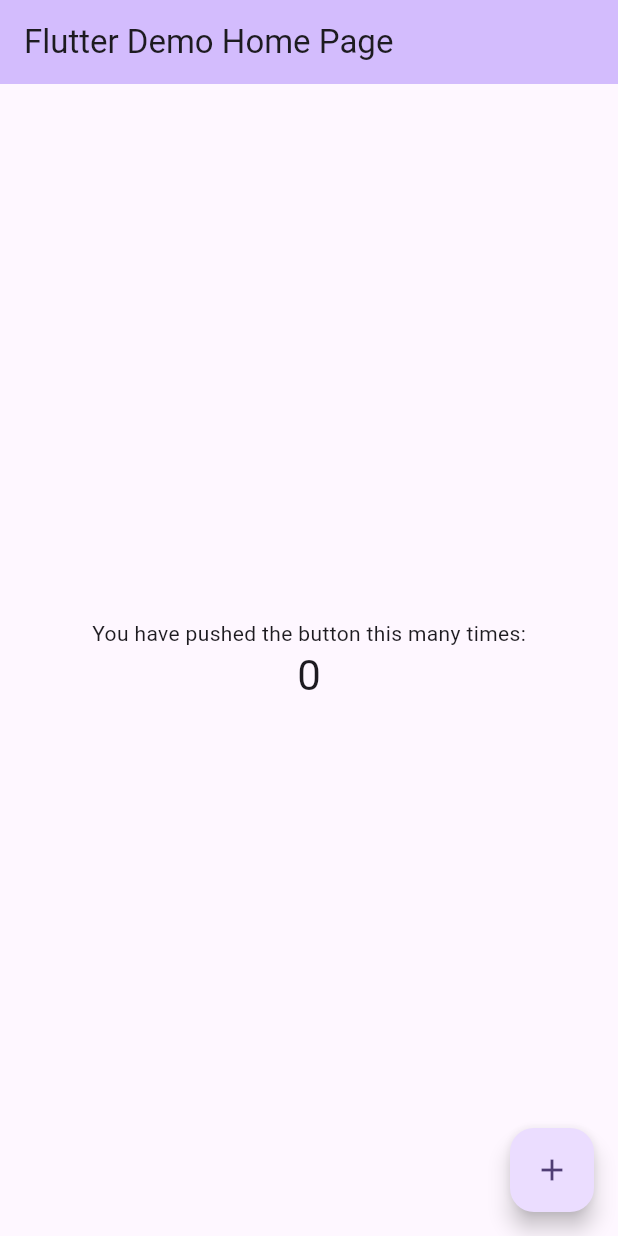
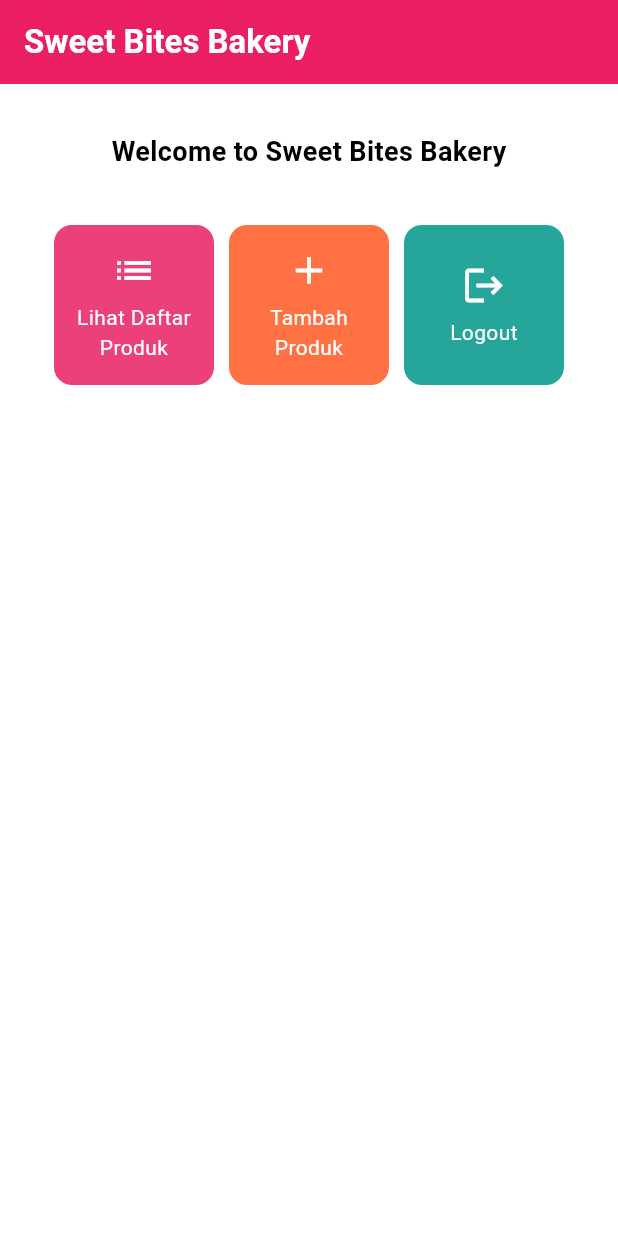
Before and after one commit to amirahsetiadji/sweet-bites-bakery-mobile, a Flutter app: the screen it shows after launch, on a phone screen of 412 x 824 dp. Run offline on Flutter 3.47's test engine with Material 3 defaults, Android fonts, the phone set to English and light mode, and no system bars.

Commit message:
tugas 7 donee

```diff
--- a/lib/main.dart
+++ b/lib/main.dart
@@ -1,3 +1,4 @@
+import 'package:sweet_bites_bakery/menu.dart';
 import 'package:flutter/material.dart';
 
 void main() {
@@ -7,119 +8,17 @@ void main() {
 class MyApp extends StatelessWidget {
   const MyApp({super.key});
 
-  // This widget is the root of your application.
   @override
   Widget build(BuildContext context) {
     return MaterialApp(
-      title: 'Flutter Demo',
+      title: 'Sweet Bites Bakery',
       theme: ThemeData(
-        // This is the theme of your application.
-        //
-        // TRY THIS: Try running your application with "flutter run". You'll see
-        // the application has a purple toolbar. Then, without quitting the app,
-        // try changing the seedColor in the colorScheme below to Colors.green
-        // and then invoke "hot reload" (save your changes or press the "hot
-        // reload" button in a Flutter-supported IDE, or press "r" if you used
-        // the command line to start the app).
-        //
-        // Notice that the counter didn't reset back to zero; the application
-        // state is not lost during the reload. To reset the state, use hot
-        // restart instead.
-        //
-        // This works for code too, not just values: Most code changes can be
-        // tested with just a hot reload.
-        colorScheme: ColorScheme.fromSeed(seedColor: Colors.deepPurple),
+        colorScheme: ColorScheme.fromSwatch(
+          primarySwatch: Colors.pink,
+        ).copyWith(secondary: Colors.orange),
         useMaterial3: true,
       ),
-      home: const MyHomePage(title: 'Flutter Demo Home Page'),
+      home: const MyHomePage(),
     );
   }
 }
-
-class MyHomePage extends StatefulWidget {
-  const MyHomePage({super.key, required this.title});
-
-  // This widget is the home page of your application. It is stateful, meaning
-  // that it has a State object (defined below) that contains fields that affect
-  // how it looks.
-
-  // This class is the configuration for the state. It holds the values (in this
-  // case the title) provided by the parent (in this case the App widget) and
-  // used by the build method of the State. Fields in a Widget subclass are
-  // always marked "final".
-
-  final String title;
-
-  @override
-  State<MyHomePage> createState() => _MyHomePageState();
-}
-
-class _MyHomePageState extends State<MyHomePage> {
-  int _counter = 0;
-
-  void _incrementCounter() {
-    setState(() {
-      // This call to setState tells the Flutter framework that something has
-      // changed in this State, which causes it to rerun the build method below
-      // so that the display can reflect the updated values. If we changed
-      // _counter without calling setState(), then the build method would not be
-      // called again, and so nothing would appear to happen.
-      _counter++;
-    });
-  }
-
-  @override
-  Widget build(BuildContext context) {
-    // This method is rerun every time setState is called, for instance as done
-    // by the _incrementCounter method above.
-    //
-    // The Flutter framework has been optimized to make rerunning build methods
-    // fast, so that you can just rebuild anything that needs updating rather
-    // than having to individually change instances of widgets.
-    return Scaffold(
-      appBar: AppBar(
-        // TRY THIS: Try changing the color here to a specific color (to
-        // Colors.amber, perhaps?) and trigger a hot reload to see the AppBar
-        // change color while the other colors stay the same.
-        backgroundColor: Theme.of(context).colorScheme.inversePrimary,
-        // Here we take the value from the MyHomePage object that was created by
-        // the App.build method, and use it to set our appbar title.
-        title: Text(widget.title),
-      ),
-      body: Center(
-        // Center is a layout widget. It takes a single child and positions it
-        // in the middle of the parent.
-        child: Column(
-          // Column is also a layout widget. It takes a list of children and
-          // arranges them vertically. By default, it sizes itself to fit its
-          // children horizontally, and tries to be as tall as its parent.
-          //
-          // Column has various properties to control how it sizes itself and
-          // how it positions its children. Here we use mainAxisAlignment to
-          // center the children vertically; the main axis here is the vertical
-          // axis because Columns are vertical (the cross axis would be
-          // horizontal).
-          //
-          // TRY THIS: Invoke "debug painting" (choose the "Toggle Debug Paint"
-          // action in the IDE, or press "p" in the console), to see the
-          // wireframe for each widget.
-          mainAxisAlignment: MainAxisAlignment.center,
-          children: <Widget>[
-            const Text(
-              'You have pushed the button this many times:',
-            ),
-            Text(
-              '$_counter',
-              style: Theme.of(context).textTheme.headlineMedium,
-            ),
-          ],
-        ),
-      ),
-      floatingActionButton: FloatingActionButton(
-        onPressed: _incrementCounter,
-        tooltip: 'Increment',
-        child: const Icon(Icons.add),
-      ), // This trailing comma makes auto-formatting nicer for build methods.
-    );
-  }
-}
--- /dev/null
+++ b/lib/menu.dart
@@ -0,0 +1,112 @@
+import 'package:flutter/material.dart';
+
+class MyHomePage extends StatelessWidget {
+  const MyHomePage({super.key});
+
+  @override
+  Widget build(BuildContext context) {
+    return Scaffold(
+      appBar: AppBar(
+        title: const Text(
+          'Sweet Bites Bakery',
+          style: TextStyle(
+            color: Colors.white,
+            fontWeight: FontWeight.bold,
+          ),
+        ),
+        backgroundColor: Theme.of(context).colorScheme.primary,
+      ),
+      body: Padding(
+        padding: const EdgeInsets.all(16.0),
+        child: Center(
+          child: Column(
+            crossAxisAlignment: CrossAxisAlignment.center,
+            children: [
+              const Padding(
+                padding: EdgeInsets.only(top: 16.0, bottom: 16.0),
+                child: Text(
+                  'Welcome to Sweet Bites Bakery',
+                  style: TextStyle(
+                    fontWeight: FontWeight.bold,
+                    fontSize: 18.0,
+                  ),
+                ),
+              ),
+              GridView.count(
+                primary: true,
+                padding: const EdgeInsets.all(20),
+                crossAxisSpacing: 10,
+                mainAxisSpacing: 10,
+                crossAxisCount: 3,
+                shrinkWrap: true,
+                children: ItemHomepage.items.map((ItemHomepage item) {
+                  return ItemCard(item);
+                }).toList(),
+              ),
+            ],
+          ),
+        ),
+      ),
+    );
+  }
+}
+
+class ItemHomepage {
+  final String name;
+  final IconData icon;
+  final Color color;
+  final String snackBarMessage;
+
+  ItemHomepage(this.name, this.icon, this.color, this.snackBarMessage);
+
+  // Tiga item dengan ikon, warna, dan pesan Snackbar
+  static final List<ItemHomepage> items = [
+    ItemHomepage("Lihat Daftar Produk", Icons.list, Colors.pink[400]!, "Kamu telah menekan tombol Lihat Daftar Produk"),
+    ItemHomepage("Tambah Produk", Icons.add, Colors.deepOrange[400]!, "Kamu telah menekan tombol Tambah Produk"),
+    ItemHomepage("Logout", Icons.logout, Colors.teal[400]!, "Kamu telah menekan tombol Logout"),
+  ];
+}
+
+class ItemCard extends StatelessWidget {
+  final ItemHomepage item;
+
+  const ItemCard(this.item, {super.key});
+
+  @override
+  Widget build(BuildContext context) {
+    return Material(
+      color: item.color, // Gunakan warna spesifik untuk tiap tombol
+      borderRadius: BorderRadius.circular(12),
+      child: InkWell(
+        onTap: () {
+          ScaffoldMessenger.of(context)
+            ..hideCurrentSnackBar()
+            ..showSnackBar(
+              SnackBar(content: Text(item.snackBarMessage)),
+            );
+        },
+        child: Container(
+          padding: const EdgeInsets.all(8),
+          child: Center(
+            child: Column(
+              mainAxisAlignment: MainAxisAlignment.center,
+              children: [
+                Icon(
+                  item.icon,
+                  color: Colors.white, // Ikon diatur ke putih agar kontras dengan warna tombol
+                  size: 30.0,
+                ),
+                const Padding(padding: EdgeInsets.all(3)),
+                Text(
+                  item.name,
+                  textAlign: TextAlign.center,
+                  style: const TextStyle(color: Colors.white), // Teks diatur ke putih
+                ),
+              ],
+            ),
+          ),
+        ),
+      ),
+    );
+  }
+}
```
Also changed, not shown: 1 other file.
